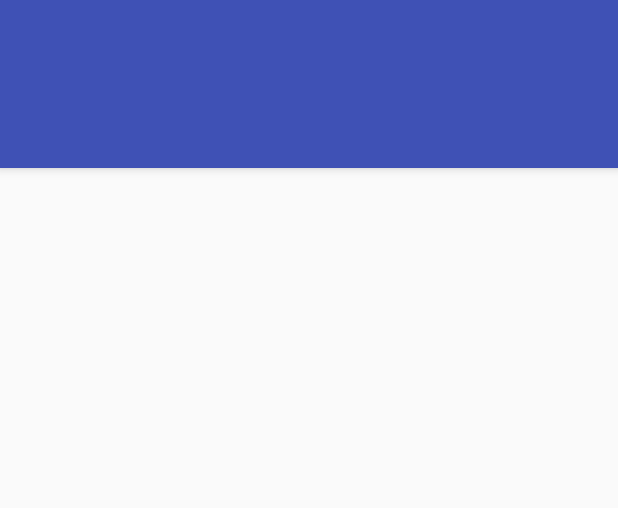
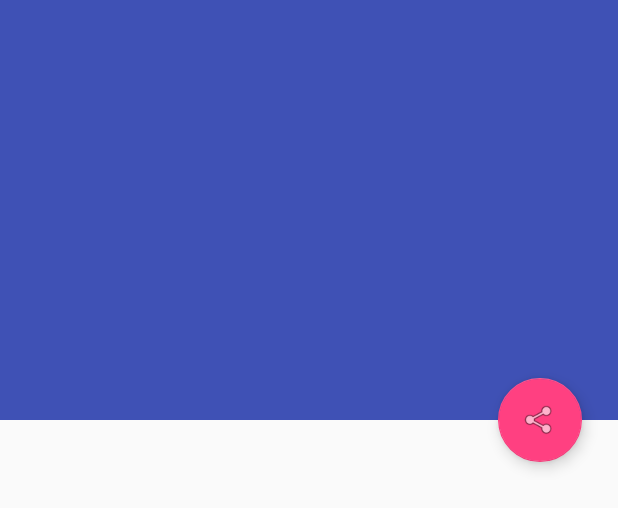
Before and after one commit to langhimebaugh/XYZReader-Redo, an Android app: the layout fragment_article_detail.xml on its own in the app's theme, with its tools: preview values and no code run, on a phone screen of 412 x 824 dp. Shown: the top 508 px of the screen. Run offline under Robolectric (Android 15) with nearby library versions, the phone set to English and light mode, and no system bars.

```diff
--- a/app/src/main/java/com/himebaugh/xyzreader/adapter/ArticleListAdapter.java
+++ b/app/src/main/java/com/himebaugh/xyzreader/adapter/ArticleListAdapter.java
@@ -56,8 +56,7 @@ public class ArticleListAdapter extends RecyclerView.Adapter<ArticleListAdapter.
     public ListItemViewHolder onCreateViewHolder(ViewGroup viewGroup, int viewType) {
 
         View view = LayoutInflater.from(viewGroup.getContext()).inflate(R.layout.list_item_article, viewGroup, false);
-        ListItemViewHolder viewHolder = new ListItemViewHolder(view);
-        return viewHolder;
+        return new ListItemViewHolder(view);
     }
 
     private Date parsePublishedDate() {
--- a/app/src/main/res/layout/activity_article_detail.xml
+++ b/app/src/main/res/layout/activity_article_detail.xml
@@ -3,10 +3,12 @@
     xmlns:tools="http://schemas.android.com/tools"
     android:layout_width="match_parent"
     android:layout_height="match_parent"
+    android:fitsSystemWindows="true"
     tools:context=".ArticleDetailActivity">
 
     <android.support.v4.view.ViewPager
         android:id="@+id/pager"
+        android:fitsSystemWindows="true"
         android:layout_width="match_parent"
         android:layout_height="match_parent"/>
 
--- a/app/src/main/res/layout/fragment_article_detail.xml
+++ b/app/src/main/res/layout/fragment_article_detail.xml
@@ -4,12 +4,12 @@
     xmlns:tools="http://schemas.android.com/tools"
     android:layout_width="match_parent"
     android:layout_height="match_parent"
-    android:fitsSystemWindows="true">
+    tools:context=".ArticleDetailFragment">
 
     <android.support.design.widget.AppBarLayout
         android:id="@+id/app_bar"
         android:layout_width="match_parent"
-        android:layout_height="wrap_content"
+        android:layout_height="@dimen/app_bar_height"
         android:fitsSystemWindows="true"
         android:theme="@style/AppTheme.AppBarOverlay">
 
@@ -19,15 +19,14 @@
             android:layout_height="match_parent"
             android:fitsSystemWindows="true"
             app:contentScrim="?attr/colorPrimary"
-            app:expandedTitleGravity="top"
-            app:layout_scrollFlags="scroll|exitUntilCollapsed"
+            app:expandedTitleGravity="bottom"
+            app:layout_scrollFlags="scroll|exitUntilCollapsed|snap"
             app:toolbarId="@+id/toolbar">
 
             <ImageView
                 android:id="@+id/photo"
                 android:layout_width="match_parent"
                 android:layout_height="match_parent"
-                android:fitsSystemWindows="true"
                 android:scaleType="centerCrop"
                 app:layout_collapseMode="parallax"/>
 
@@ -41,7 +40,6 @@
         </android.support.design.widget.CollapsingToolbarLayout>
 
     </android.support.design.widget.AppBarLayout>
-
 
     <android.support.v4.widget.NestedScrollView
         android:id="@+id/scrollview"
@@ -88,12 +86,13 @@
         </LinearLayout>
     </android.support.v4.widget.NestedScrollView>
 
-    <!--<android.support.design.widget.FloatingActionButton-->
-    <!--android:id="@+id/share_fab"-->
-    <!--style="@style/Fab"-->
-    <!--android:layout_width="@dimen/fab_diameter"-->
-    <!--android:layout_height="@dimen/fab_diameter"-->
-    <!--android:src="@drawable/ic_share"-->
-    <!--android:contentDescription="@string/action_share" />-->
+    <android.support.design.widget.FloatingActionButton
+        android:id="@+id/share_fab"
+        android:layout_width="wrap_content"
+        android:layout_height="wrap_content"
+        android:layout_margin="@dimen/fab_margin"
+        app:layout_anchor="@id/app_bar"
+        app:layout_anchorGravity="bottom|end"
+        app:srcCompat="@android:drawable/ic_menu_share"/>
 
 </android.support.design.widget.CoordinatorLayout>
--- a/app/src/main/res/values/dimens.xml
+++ b/app/src/main/res/values/dimens.xml
@@ -25,4 +25,6 @@
     <dimen name="detail_body_top_margin">16dp</dimen>
     <dimen name="detail_body_bottom_margin">88dp</dimen>
 
+    <dimen name="app_bar_height">280dp</dimen>
+
 </resources>
--- a/app/src/main/res/values/strings.xml
+++ b/app/src/main/res/values/strings.xml
@@ -1,3 +1,4 @@
 <resources>
     <string name="app_name">XYZ Reader</string>
+    <string name="action_share">Share</string>
 </resources>
```
Also changed, not shown: app/src/main/java/com/himebaugh/xyzreader/ArticleDetailActivity.java (+7 -10 lines), app/src/main/java/com/himebaugh/xyzreader/ArticleDetailFragment.java (+67 -40 lines), app/src/main/java/com/himebaugh/xyzreader/ArticleListActivity.java (+29 -9 lines).
